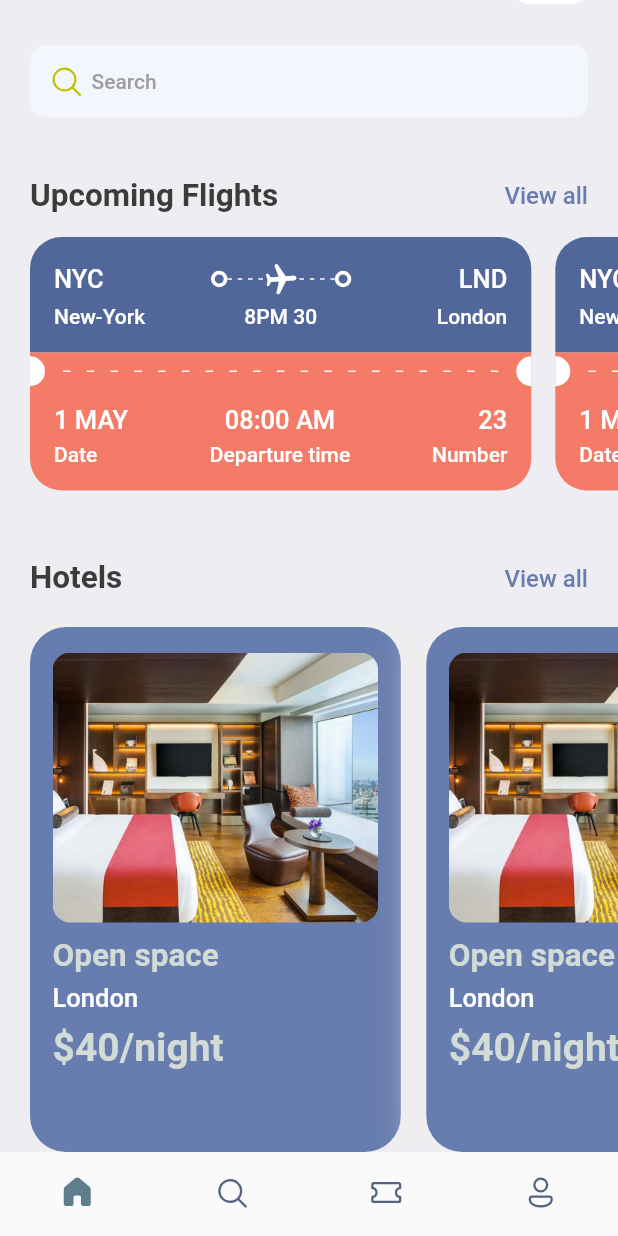
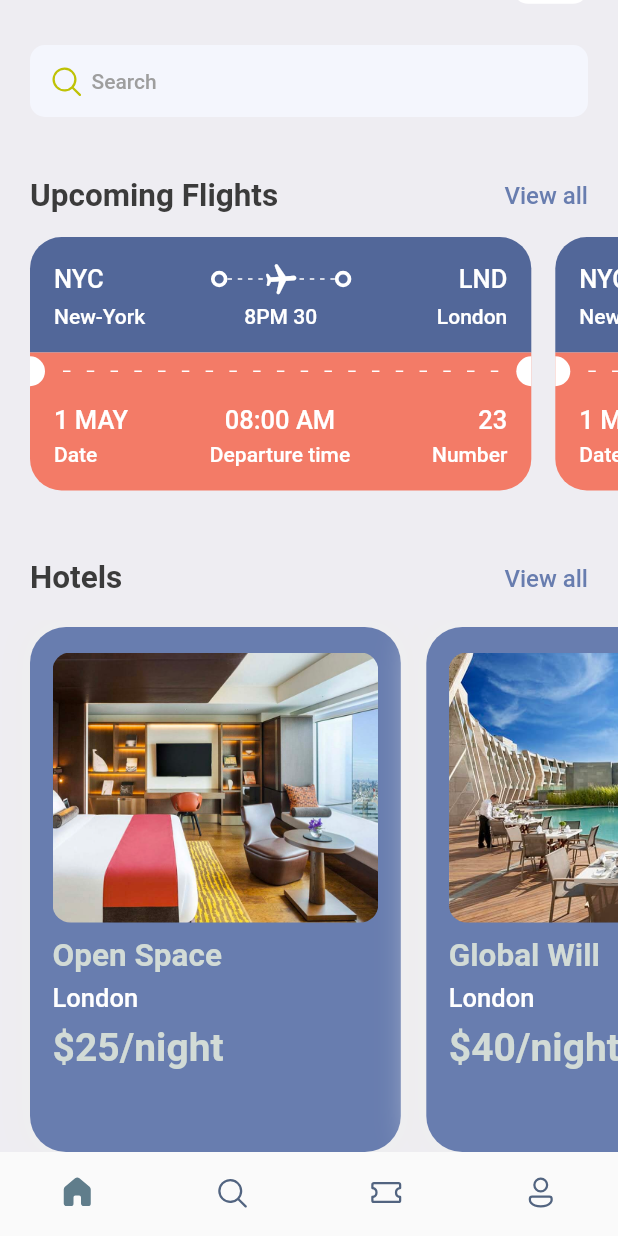
Before and after one commit to ProsperChihimba/tickets-app, a Flutter app: the screen it shows after launch, scrolled down 90 dp, on a phone screen of 412 x 824 dp. Run offline on Flutter 3.47's test engine with Material 2 defaults, Android fonts, the phone set to English and light mode, and no system bars; our stand-ins replace fluentui_icons, gap.

Commit message:
Update: map hotel list & display data dynamic

```diff
--- a/lib/screens/home_screen.dart
+++ b/lib/screens/home_screen.dart
@@ -3,6 +3,7 @@ import 'package:flutter/material.dart';
 import 'package:gap/gap.dart';
 import 'package:tickets/screens/hotel_screen.dart';
 import 'package:tickets/screens/ticket_view.dart';
+import 'package:tickets/utils/app_info_list.dart';
 import 'package:tickets/utils/app_styles.dart';
 
 class HomeScreen extends StatefulWidget {
@@ -129,11 +130,9 @@ class _HomeScreenState extends State<HomeScreen> {
             scrollDirection: Axis.horizontal,
             padding: const EdgeInsets.only(left: 20),
             child: Row(
-              children: const [
-                HotelScreen(),
-                HotelScreen(),
-              ],
-            ),
+                children: hotelList
+                    .map((hotel) => HotelScreen(hotel: hotel))
+                    .toList()),
           ),
         ],
       ),
--- a/lib/screens/hotel_screen.dart
+++ b/lib/screens/hotel_screen.dart
@@ -4,14 +4,15 @@ import 'package:tickets/utils/app_layout.dart';
 import 'package:tickets/utils/app_styles.dart';
 
 class HotelScreen extends StatelessWidget {
-  const HotelScreen({super.key});
+  final Map<String, dynamic> hotel;
+  const HotelScreen({super.key, required this.hotel});
 
   @override
   Widget build(BuildContext context) {
     final size = AppLayout.getSize(context);
     return Container(
       width: size.width * 0.6,
-      padding: EdgeInsets.symmetric(horizontal: 15, vertical: 17),
+      padding: const EdgeInsets.symmetric(horizontal: 15, vertical: 17),
       margin: const EdgeInsets.only(right: 17, top: 5),
       decoration: BoxDecoration(
         color: Styles.primaryColor,
@@ -33,9 +34,9 @@ class HotelScreen extends StatelessWidget {
             decoration: BoxDecoration(
               borderRadius: BorderRadius.circular(12),
               color: Styles.primaryColor,
-              image: const DecorationImage(
+              image: DecorationImage(
                 fit: BoxFit.cover,
-                image: AssetImage("assets/images/one.png"),
+                image: AssetImage("assets/images/${hotel['image']}"),
               ),
             ),
           ),
@@ -43,17 +44,17 @@ class HotelScreen extends StatelessWidget {
           // view texts
           const Gap(10),
           Text(
-            "Open space",
+            hotel['place'],
             style: Styles.headLineStyle2.copyWith(color: Styles.kakiColor),
           ),
           const Gap(5),
           Text(
-            "London",
+            hotel['destination'],
             style: Styles.headLineStyle3.copyWith(color: Colors.white),
           ),
           const Gap(8),
           Text(
-            "\$40/night",
+            "\$${hotel['price']}/night",
             style: Styles.headLineStyle.copyWith(color: Styles.kakiColor),
           ),
         ],
```
